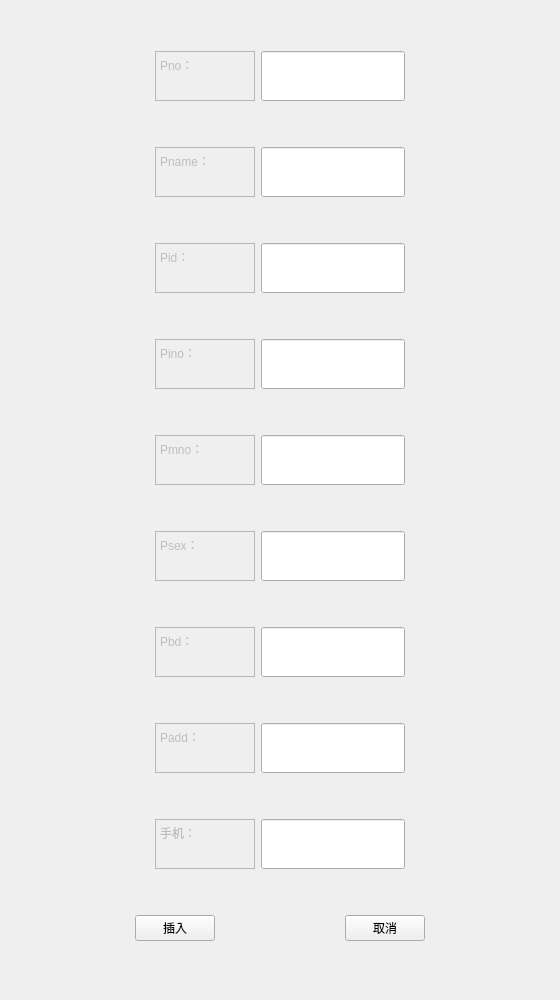
Old version of the form updateNurse.ui in the repository PM2496/DataBaseProject.
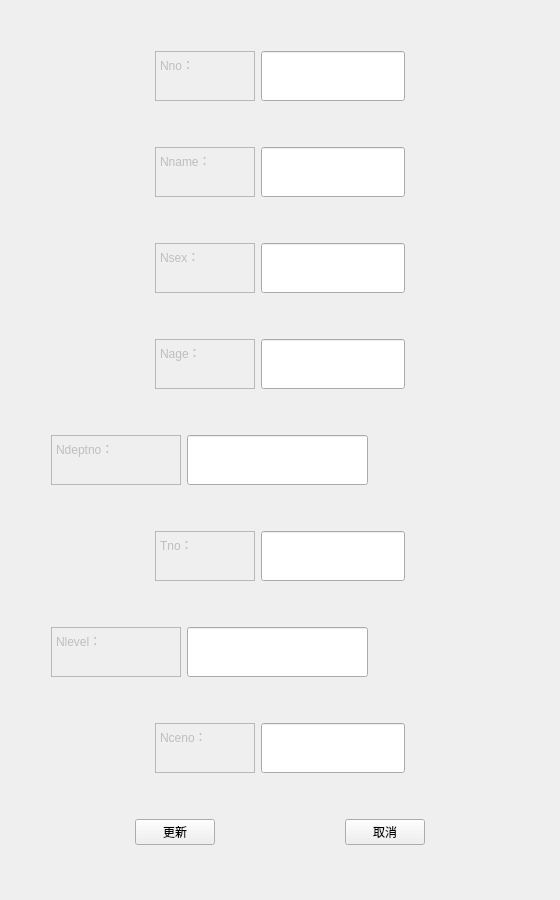
New version of the form.

Diff of the .ui file:
```diff
--- a/updateNurse.ui
+++ b/updateNurse.ui
@@ -10,19 +10,19 @@
     <x>0</x>
     <y>0</y>
     <width>560</width>
-    <height>1000</height>
+    <height>900</height>
    </rect>
   </property>
   <property name="minimumSize">
    <size>
     <width>560</width>
-    <height>1000</height>
+    <height>900</height>
    </size>
   </property>
   <property name="maximumSize">
    <size>
     <width>560</width>
-    <height>1000</height>
+    <height>900</height>
    </size>
   </property>
   <property name="windowTitle">
@@ -72,7 +72,7 @@
 &lt;html&gt;&lt;head&gt;&lt;meta name=&quot;qrichtext&quot; content=&quot;1&quot; /&gt;&lt;style type=&quot;text/css&quot;&gt;
 p, li { white-space: pre-wrap; }
 &lt;/style&gt;&lt;/head&gt;&lt;body style=&quot; font-family:'SimSun'; font-size:9pt; font-weight:400; font-style:normal;&quot;&gt;
-&lt;p style=&quot; margin-top:0px; margin-bottom:0px; margin-left:0px; margin-right:0px; -qt-block-indent:0; text-indent:0px;&quot;&gt;Pno：&lt;/p&gt;&lt;/body&gt;&lt;/html&gt;</string>
+&lt;p style=&quot; margin-top:0px; margin-bottom:0px; margin-left:0px; margin-right:0px; -qt-block-indent:0; text-indent:0px;&quot;&gt;Nno：&lt;/p&gt;&lt;/body&gt;&lt;/html&gt;</string>
        </property>
       </widget>
      </item>
@@ -193,7 +193,7 @@
 &lt;html&gt;&lt;head&gt;&lt;meta name=&quot;qrichtext&quot; content=&quot;1&quot; /&gt;&lt;style type=&quot;text/css&quot;&gt;
 p, li { white-space: pre-wrap; }
 &lt;/style&gt;&lt;/head&gt;&lt;body style=&quot; font-family:'SimSun'; font-size:9pt; font-weight:400; font-style:normal;&quot;&gt;
-&lt;p style=&quot; margin-top:0px; margin-bottom:0px; margin-left:0px; margin-right:0px; -qt-block-indent:0; text-indent:0px;&quot;&gt;Pname：&lt;/p&gt;&lt;/body&gt;&lt;/html&gt;</string>
+&lt;p style=&quot; margin-top:0px; margin-bottom:0px; margin-left:0px; margin-right:0px; -qt-block-indent:0; text-indent:0px;&quot;&gt;Nname：&lt;/p&gt;&lt;/body&gt;&lt;/html&gt;</string>
        </property>
       </widget>
      </item>
@@ -314,7 +314,7 @@
 &lt;html&gt;&lt;head&gt;&lt;meta name=&quot;qrichtext&quot; content=&quot;1&quot; /&gt;&lt;style type=&quot;text/css&quot;&gt;
 p, li { white-space: pre-wrap; }
 &lt;/style&gt;&lt;/head&gt;&lt;body style=&quot; font-family:'SimSun'; font-size:9pt; font-weight:400; font-style:normal;&quot;&gt;
-&lt;p style=&quot; margin-top:0px; margin-bottom:0px; margin-left:0px; margin-right:0px; -qt-block-indent:0; text-indent:0px;&quot;&gt;Pid：&lt;/p&gt;&lt;/body&gt;&lt;/html&gt;</string>
+&lt;p style=&quot; margin-top:0px; margin-bottom:0px; margin-left:0px; margin-right:0px; -qt-block-indent:0; text-indent:0px;&quot;&gt;Nsex：&lt;/p&gt;&lt;/body&gt;&lt;/html&gt;</string>
        </property>
       </widget>
      </item>
@@ -435,7 +435,7 @@
 &lt;html&gt;&lt;head&gt;&lt;meta name=&quot;qrichtext&quot; content=&quot;1&quot; /&gt;&lt;style type=&quot;text/css&quot;&gt;
 p, li { white-space: pre-wrap; }
 &lt;/style&gt;&lt;/head&gt;&lt;body style=&quot; font-family:'SimSun'; font-size:9pt; font-weight:400; font-style:normal;&quot;&gt;
-&lt;p style=&quot; margin-top:0px; margin-bottom:0px; margin-left:0px; margin-right:0px; -qt-block-indent:0; text-indent:0px;&quot;&gt;Pino：&lt;/p&gt;&lt;/body&gt;&lt;/html&gt;</string>
+&lt;p style=&quot; margin-top:0px; margin-bottom:0px; margin-left:0px; margin-right:0px; -qt-block-indent:0; text-indent:0px;&quot;&gt;Nage：&lt;/p&gt;&lt;/body&gt;&lt;/html&gt;</string>
        </property>
       </widget>
      </item>
@@ -483,6 +483,9 @@
        <property name="orientation">
         <enum>Qt::Horizontal</enum>
        </property>
+       <property name="sizeType">
+        <enum>QSizePolicy::Fixed</enum>
+       </property>
        <property name="sizeHint" stdset="0">
         <size>
          <width>40</width>
@@ -497,20 +500,20 @@
         <bool>false</bool>
        </property>
        <property name="sizePolicy">
-        <sizepolicy hsizetype="Expanding" vsizetype="Fixed">
+        <sizepolicy hsizetype="Fixed" vsizetype="Fixed">
          <horstretch>0</horstretch>
          <verstretch>0</verstretch>
         </sizepolicy>
        </property>
        <property name="minimumSize">
         <size>
-         <width>100</width>
+         <width>130</width>
          <height>50</height>
         </size>
        </property>
        <property name="maximumSize">
         <size>
-         <width>100</width>
+         <width>130</width>
          <height>50</height>
         </size>
        </property>
@@ -519,7 +522,7 @@
 &lt;html&gt;&lt;head&gt;&lt;meta name=&quot;qrichtext&quot; content=&quot;1&quot; /&gt;&lt;style type=&quot;text/css&quot;&gt;
 p, li { white-space: pre-wrap; }
 &lt;/style&gt;&lt;/head&gt;&lt;body style=&quot; font-family:'SimSun'; font-size:9pt; font-weight:400; font-style:normal;&quot;&gt;
-&lt;p style=&quot; margin-top:0px; margin-bottom:0px; margin-left:0px; margin-right:0px; -qt-block-indent:0; text-indent:0px;&quot;&gt;Pmno：&lt;/p&gt;&lt;/body&gt;&lt;/html&gt;</string>
+&lt;p style=&quot; margin-top:0px; margin-bottom:0px; margin-left:0px; margin-right:0px; -qt-block-indent:0; text-indent:0px;&quot;&gt;Ndeptno：&lt;/p&gt;&lt;/body&gt;&lt;/html&gt;</string>
        </property>
       </widget>
      </item>
@@ -603,7 +606,7 @@
 &lt;html&gt;&lt;head&gt;&lt;meta name=&quot;qrichtext&quot; content=&quot;1&quot; /&gt;&lt;style type=&quot;text/css&quot;&gt;
 p, li { white-space: pre-wrap; }
 &lt;/style&gt;&lt;/head&gt;&lt;body style=&quot; font-family:'SimSun'; font-size:9pt; font-weight:400; font-style:normal;&quot;&gt;
-&lt;p style=&quot; margin-top:0px; margin-bottom:0px; margin-left:0px; margin-right:0px; -qt-block-indent:0; text-indent:0px;&quot;&gt;Psex：&lt;/p&gt;&lt;/body&gt;&lt;/html&gt;</string>
+&lt;p style=&quot; margin-top:0px; margin-bottom:0px; margin-left:0px; margin-right:0px; -qt-block-indent:0; text-indent:0px;&quot;&gt;Tno：&lt;/p&gt;&lt;/body&gt;&lt;/html&gt;</string>
        </property>
       </widget>
      </item>
@@ -651,6 +654,9 @@
        <property name="orientation">
         <enum>Qt::Horizontal</enum>
        </property>
+       <property name="sizeType">
+        <enum>QSizePolicy::Fixed</enum>
+       </property>
        <property name="sizeHint" stdset="0">
         <size>
          <width>40</width>
@@ -672,13 +678,13 @@
        </property>
        <property name="minimumSize">
         <size>
-         <width>100</width>
+         <width>130</width>
          <height>50</height>
         </size>
        </property>
        <property name="maximumSize">
         <size>
-         <width>100</width>
+         <width>130</width>
          <height>50</height>
         </size>
        </property>
@@ -687,7 +693,7 @@
 &lt;html&gt;&lt;head&gt;&lt;meta name=&quot;qrichtext&quot; content=&quot;1&quot; /&gt;&lt;style type=&quot;text/css&quot;&gt;
 p, li { white-space: pre-wrap; }
 &lt;/style&gt;&lt;/head&gt;&lt;body style=&quot; font-family:'SimSun'; font-size:9pt; font-weight:400; font-style:normal;&quot;&gt;
-&lt;p style=&quot; margin-top:0px; margin-bottom:0px; margin-left:0px; margin-right:0px; -qt-block-indent:0; text-indent:0px;&quot;&gt;Pbd：&lt;/p&gt;&lt;/body&gt;&lt;/html&gt;</string>
+&lt;p style=&quot; margin-top:0px; margin-bottom:0px; margin-left:0px; margin-right:0px; -qt-block-indent:0; text-indent:0px;&quot;&gt;Nlevel：&lt;/p&gt;&lt;/body&gt;&lt;/html&gt;</string>
        </property>
       </widget>
      </item>
@@ -771,7 +777,7 @@
 &lt;html&gt;&lt;head&gt;&lt;meta name=&quot;qrichtext&quot; content=&quot;1&quot; /&gt;&lt;style type=&quot;text/css&quot;&gt;
 p, li { white-space: pre-wrap; }
 &lt;/style&gt;&lt;/head&gt;&lt;body style=&quot; font-family:'SimSun'; font-size:9pt; font-weight:400; font-style:normal;&quot;&gt;
-&lt;p style=&quot; margin-top:0px; margin-bottom:0px; margin-left:0px; margin-right:0px; -qt-block-indent:0; text-indent:0px;&quot;&gt;Padd：&lt;/p&gt;&lt;/body&gt;&lt;/html&gt;</string>
+&lt;p style=&quot; margin-top:0px; margin-bottom:0px; margin-left:0px; margin-right:0px; -qt-block-indent:0; text-indent:0px;&quot;&gt;Nceno：&lt;/p&gt;&lt;/body&gt;&lt;/html&gt;</string>
        </property>
       </widget>
      </item>
@@ -812,90 +818,6 @@
      </item>
     </layout>
    </item>
-   <item>
-    <layout class="QHBoxLayout" name="horizontalLayout_9">
-     <item>
-      <spacer name="horizontalSpacer_15">
-       <property name="orientation">
-        <enum>Qt::Horizontal</enum>
-       </property>
-       <property name="sizeHint" stdset="0">
-        <size>
-         <width>40</width>
-         <height>20</height>
-        </size>
-       </property>
-      </spacer>
-     </item>
-     <item>
-      <widget class="QTextEdit" name="textEdit_8">
-       <property name="enabled">
-        <bool>false</bool>
-       </property>
-       <property name="sizePolicy">
-        <sizepolicy hsizetype="Expanding" vsizetype="Fixed">
-         <horstretch>0</horstretch>
-         <verstretch>0</verstretch>
-        </sizepolicy>
-       </property>
-       <property name="minimumSize">
-        <size>
-         <width>100</width>
-         <height>50</height>
-        </size>
-       </property>
-       <property name="maximumSize">
-        <size>
-         <width>100</width>
-         <height>50</height>
-        </size>
-       </property>
-       <property name="html">
-        <string>&lt;!DOCTYPE HTML PUBLIC &quot;-//W3C//DTD HTML 4.0//EN&quot; &quot;http://www.w3.org/TR/REC-html40/strict.dtd&quot;&gt;
-&lt;html&gt;&lt;head&gt;&lt;meta name=&quot;qrichtext&quot; content=&quot;1&quot; /&gt;&lt;style type=&quot;text/css&quot;&gt;
-p, li { white-space: pre-wrap; }
-&lt;/style&gt;&lt;/head&gt;&lt;body style=&quot; font-family:'SimSun'; font-size:9pt; font-weight:400; font-style:normal;&quot;&gt;
-&lt;p style=&quot; margin-top:0px; margin-bottom:0px; margin-left:0px; margin-right:0px; -qt-block-indent:0; text-indent:0px;&quot;&gt;手机：&lt;/p&gt;&lt;/body&gt;&lt;/html&gt;</string>
-       </property>
-      </widget>
-     </item>
-     <item>
-      <widget class="QLineEdit" name="mTelEdit">
-       <property name="sizePolicy">
-        <sizepolicy hsizetype="Expanding" vsizetype="Preferred">
-         <horstretch>0</horstretch>
-         <verstretch>0</verstretch>
-        </sizepolicy>
-       </property>
-       <property name="minimumSize">
-        <size>
-         <width>0</width>
-         <height>50</height>
-        </size>
-       </property>
-       <property name="maximumSize">
-        <size>
-         <width>16777215</width>
-         <height>50</height>
-        </size>
-       </property>
-      </widget>
-     </item>
-     <item>
-      <spacer name="horizontalSpacer_16">
-       <property name="orientation">
-        <enum>Qt::Horizontal</enum>
-       </property>
-       <property name="sizeHint" stdset="0">
-        <size>
-         <width>40</width>
-         <height>20</height>
-        </size>
-       </property>
-      </spacer>
-     </item>
-    </layout>
-   </item>
    <item>
     <layout class="QHBoxLayout" name="horizontalLayout_8">
      <item>
@@ -907,7 +829,7 @@
         </sizepolicy>
        </property>
        <property name="text">
-        <string>插入</string>
+        <string>更新</string>
        </property>
       </widget>
      </item>
```
Left out of the diff: 44 changed lines with no effect on the pictures.
